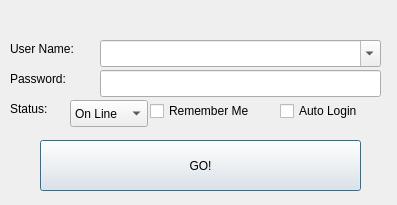
First picture: the form in ui/LoginWindow.ui, repository WeCase/WeCase, before the edit.
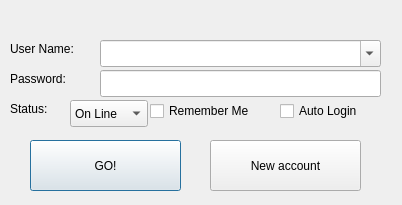
Second picture: the form after the edit.

Commit message: 添加“新账户”按钮

```diff
--- a/ui/LoginWindow.ui
+++ b/ui/LoginWindow.ui
@@ -6,7 +6,7 @@
    <rect>
     <x>0</x>
     <y>0</y>
-    <width>397</width>
+    <width>402</width>
     <height>205</height>
    </rect>
   </property>
@@ -129,9 +129,9 @@
   <widget class="QPushButton" name="pushButton">
    <property name="geometry">
     <rect>
-     <x>40</x>
+     <x>30</x>
      <y>140</y>
-     <width>321</width>
+     <width>151</width>
      <height>51</height>
     </rect>
    </property>
@@ -139,6 +139,19 @@
     <string>GO!</string>
    </property>
   </widget>
+  <widget class="QPushButton" name="pushButton_new">
+   <property name="geometry">
+    <rect>
+     <x>210</x>
+     <y>140</y>
+     <width>151</width>
+     <height>51</height>
+    </rect>
+   </property>
+   <property name="text">
+    <string>New account</string>
+   </property>
+  </widget>
  </widget>
  <resources/>
  <connections/>
```
Left out of the diff: 8 changed lines with no effect on the pictures.
